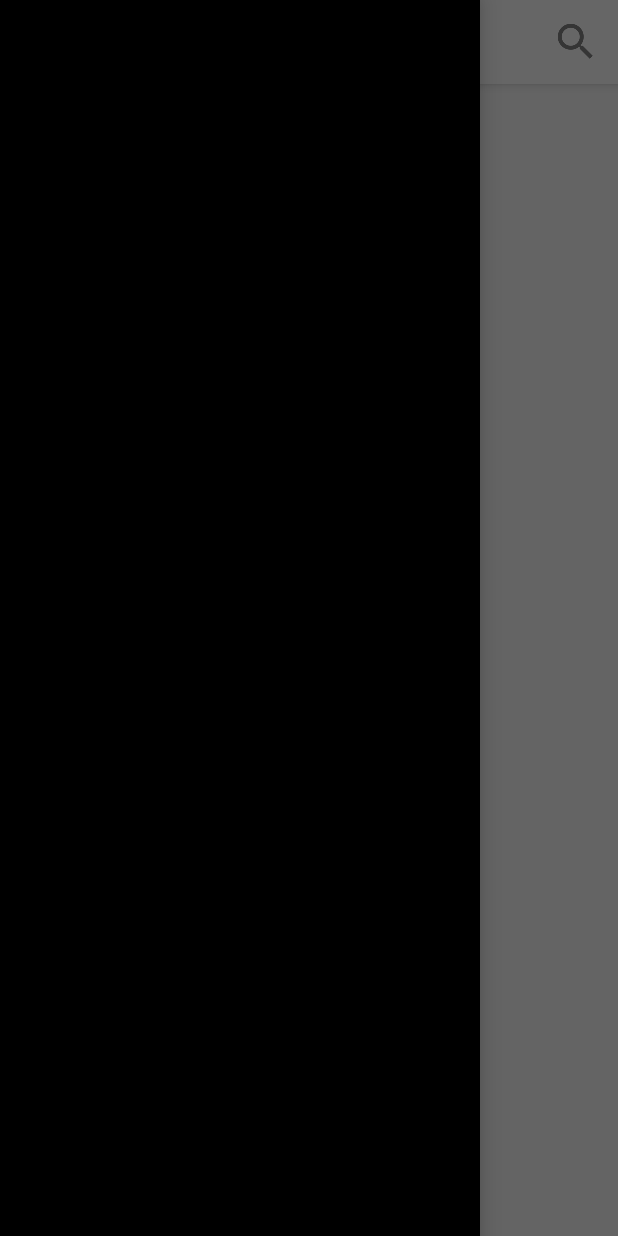
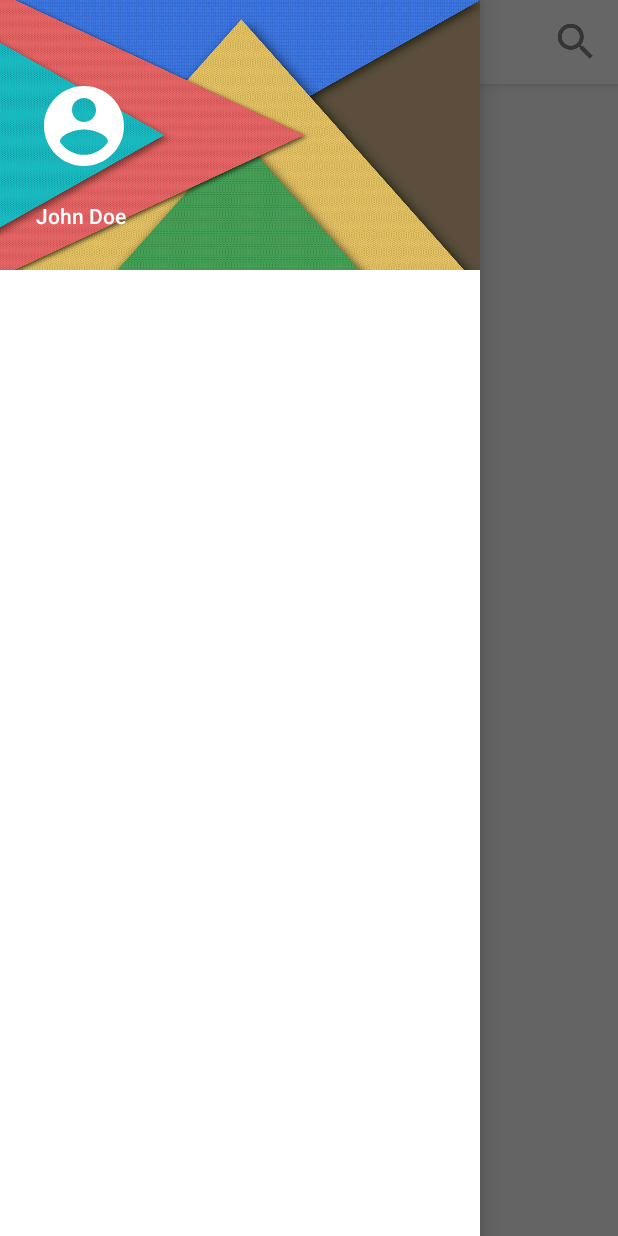
Before and after one commit to AnastasiaZhukova/Layout, an Android app: the screen it shows after launch (MainActivity), with the side drawer open, on a phone screen of 412 x 824 dp. Run offline under Robolectric (Android 15) with nearby library versions, the phone set to English and light mode, and no system bars.

Commit message:
Added navigation drawer header

```diff
--- /dev/null
+++ b/app/src/main/res/drawable-hdpi/ic_account_circle_white_64dp.xml
@@ -0,0 +1,9 @@
+<vector xmlns:android="http://schemas.android.com/apk/res/android"
+  android:height="64dp"
+  android:viewportHeight="24.0"
+  android:viewportWidth="24.0"
+  android:width="64dp">
+  <path
+    android:fillColor="@color/white"
+    android:pathData="M12,2C6.48,2 2,6.48 2,12s4.48,10 10,10 10,-4.48 10,-10S17.52,2 12,2zM12,5c1.66,0 3,1.34 3,3s-1.34,3 -3,3 -3,-1.34 -3,-3 1.34,-3 3,-3zM12,19.2c-2.5,0 -4.71,-1.28 -6,-3.22 0.03,-1.99 4,-3.08 6,-3.08 1.99,0 5.97,1.09 6,3.08 -1.29,1.94 -3.5,3.22 -6,3.22z" />
+</vector>
--- a/app/src/main/res/layout/fragment_navigation_drawer.xml
+++ b/app/src/main/res/layout/fragment_navigation_drawer.xml
@@ -1,9 +1,11 @@
-<FrameLayout xmlns:android="http://schemas.android.com/apk/res/android"
+<LinearLayout xmlns:android="http://schemas.android.com/apk/res/android"
              xmlns:tools="http://schemas.android.com/tools"
              android:layout_width="match_parent"
              android:layout_height="match_parent"
-             android:background="@color/black"
+             android:background="@color/white"
              tools:context="com.github.anastasiazhukova.layout.NavigationDrawer">
 
+    <include layout="@layout/navigation_drawer_header"/>
 
-</FrameLayout>
+
+</LinearLayout>
--- /dev/null
+++ b/app/src/main/res/layout/navigation_drawer_header.xml
@@ -0,0 +1,36 @@
+<?xml version="1.0" encoding="utf-8"?>
+<RelativeLayout
+    xmlns:android="http://schemas.android.com/apk/res/android"
+    android:layout_width="wrap_content"
+    android:layout_height="wrap_content">
+
+    <LinearLayout
+        android:id="@+id/navigation_drawer_account_section"
+        android:layout_width="match_parent"
+        android:layout_height="@dimen/nav_drawer_header_height"
+        android:background="@drawable/image_nav_drawer_account_background"
+        android:gravity="bottom"
+        android:orientation="vertical"
+        android:paddingBottom="@dimen/spacing_8"
+        android:paddingLeft="@dimen/margin_edge"
+        android:paddingStart="@dimen/margin_edge">
+
+        <ImageView
+            android:id="@+id/navigation_drawer_user_account_picture_profile"
+            android:layout_width="@dimen/nav_drawer_profile_image_size"
+            android:layout_height="@dimen/nav_drawer_profile_image_size"
+            android:background="@drawable/ic_account_circle_white_64dp"/>
+
+
+        <TextView
+            android:id="@+id/navigation_drawer_account_information_display_name"
+            style="@style/TextAppearance.AppCompat.Body2.DrawerHeader"
+            android:layout_width="wrap_content"
+            android:layout_height="@dimen/spacing_56"
+            android:gravity="center_vertical"
+            android:text="John Doe"/>
+
+
+    </LinearLayout>
+
+</RelativeLayout>
--- a/app/src/main/res/values-sw600dp/dimens.xml
+++ b/app/src/main/res/values-sw600dp/dimens.xml
@@ -1,4 +1,8 @@
 <?xml version="1.0" encoding="utf-8"?>
 <resources>
     <dimen name="nav_drawer_width">400dp</dimen>
+    <dimen name="nav_drawer_header_height">225dp</dimen>
+
+    <dimen name="margin_edge">16dp</dimen>
+    <dimen name="margin_content">72dp</dimen>
 </resources>
--- a/app/src/main/res/values/dimens.xml
+++ b/app/src/main/res/values/dimens.xml
@@ -1,4 +1,19 @@
 <?xml version="1.0" encoding="utf-8"?>
 <resources>
     <dimen name="nav_drawer_width">320dp</dimen>
+
+    <dimen name="nav_drawer_header_height">180dp</dimen>
+    <dimen name="nav_drawer_profile_image_size">64dp</dimen>
+
+    <dimen name="margin_edge">24dp</dimen>
+    <dimen name="margin_content">80dp</dimen>
+
+    <dimen name="text_size_display_34">34sp</dimen>
+    <dimen name="text_size_title_20">20sp</dimen>
+    <dimen name="text_size_subhead_16">16sp</dimen>
+    <dimen name="text_size_body_14">14sp</dimen>
+
+    <dimen name="spacing_8">8dp</dimen>
+    <dimen name="spacing_48">48dp</dimen>
+    <dimen name="spacing_56">56dp</dimen>
 </resources>
--- a/app/src/main/res/values/styles.xml
+++ b/app/src/main/res/values/styles.xml
@@ -16,4 +16,8 @@
         <item name="android:textColorSecondary">@color/secondaryTextColor</item>
     </style>
 
+    <style name="TextAppearance.AppCompat.Body2.DrawerHeader">
+        <item name="android:textColor">@color/text_white_primary</item>
+    </style>
+
 </resources>
```
Also changed, not shown: app/src/main/res/drawable-hdpi/image_nav_drawer_account_background.jpg (added).
